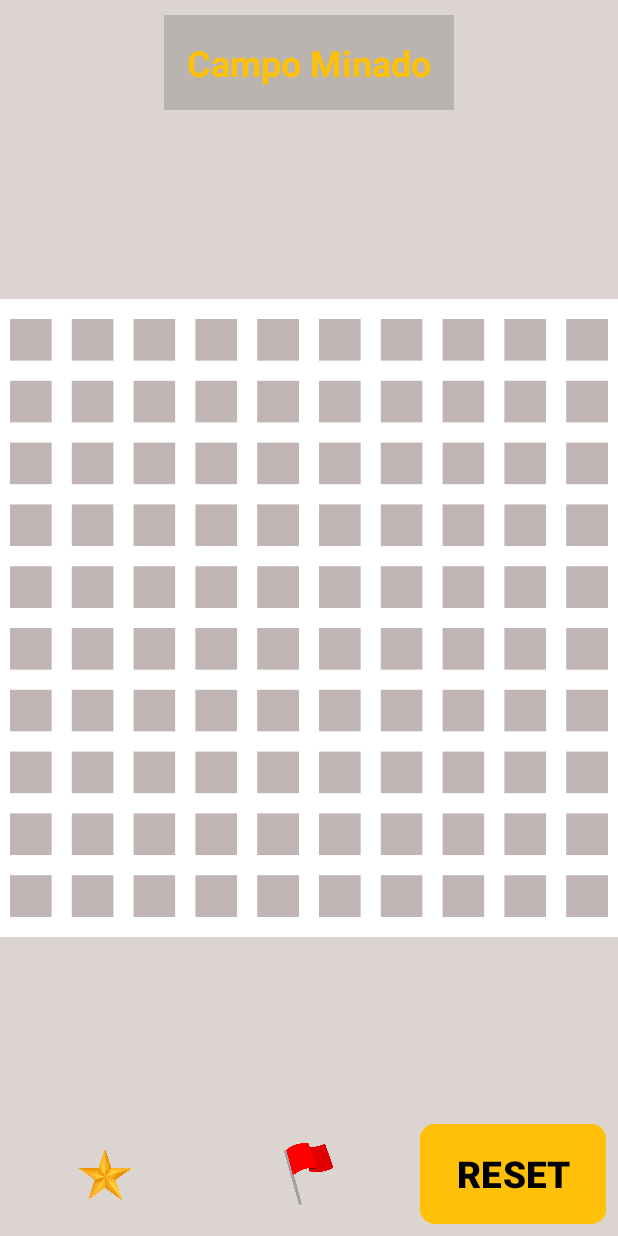
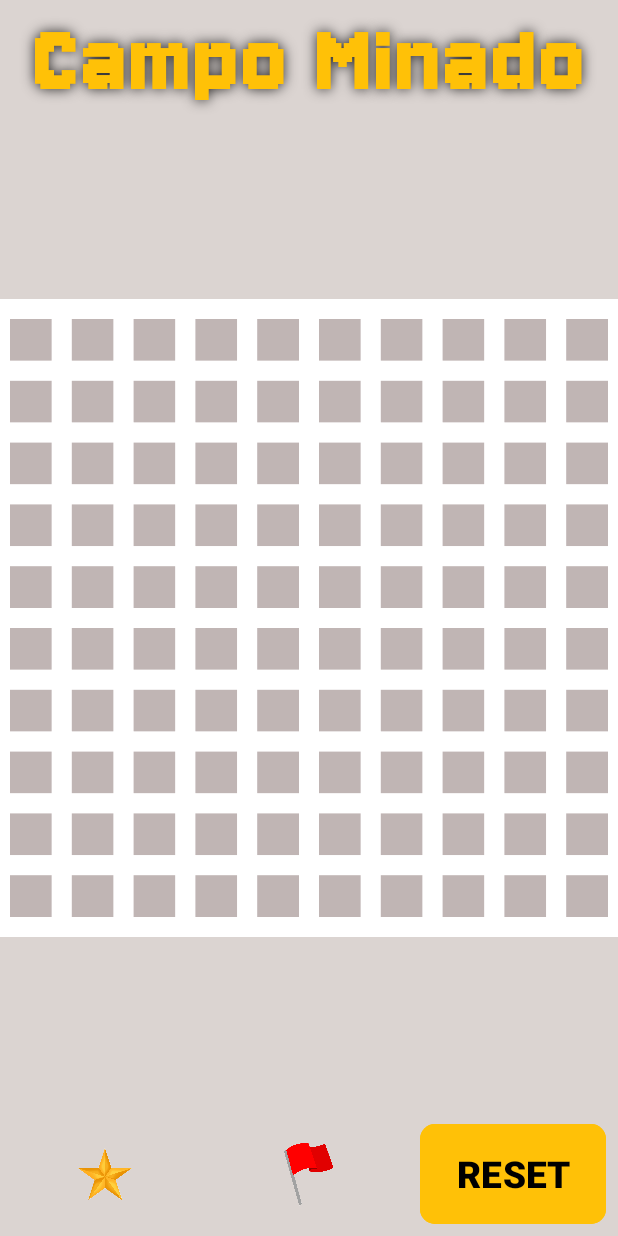
Before and after one commit to Akilis16/campo-minado-mobile, an Android app: the screen it shows after launch (MainActivity), on a phone screen of 412 x 824 dp. Run offline under Robolectric (Android 15) with nearby library versions, the phone set to English and light mode, and no system bars.

Commit message:
Stylezing

```diff
--- a/app/src/main/res/layout/activity_main.xml
+++ b/app/src/main/res/layout/activity_main.xml
@@ -18,12 +18,20 @@
 
     <TextView
         android:id="@+id/textView"
-        android:layout_width="wrap_content"
-        android:layout_height="wrap_content"
-        android:background="#27000000"
-        android:padding="15dp"
+        android:layout_width="0dp"
+        android:layout_height="0dp"
+        android:autoSizeTextType="uniform"
+        android:background="#00000000"
+        android:fontFamily="@font/jersey_10"
+        android:padding="5dp"
         android:text="Campo Minado"
+        android:textAlignment="center"
         android:textColor="#FFC107"
+        android:shadowColor="#CC000000"
+        android:shadowDx="0"
+        android:shadowDy="0"
+        android:shadowRadius="10"
+        android:letterSpacing="0.05"
         android:textSize="24sp"
         android:textStyle="bold"
         app:layout_constraintBottom_toTopOf="@+id/guideline2"
@@ -82,9 +90,8 @@
             app:srcCompat="@drawable/difficulty_level"
             android:scaleType="centerInside"
             android:adjustViewBounds="true"
-
-            android:onClick="onClickDifficulty"
-            app:rippleColor="#FFC107" />
+            android:contentDescription="DIFFICULTY"
+            android:onClick="onClickDifficulty"/>
 
         <androidx.appcompat.widget.AppCompatImageButton
             android:id="@+id/btn_marcador"
@@ -94,16 +101,13 @@
             android:layout_marginStart="4dp"
             android:layout_marginEnd="4dp"
 
+            android:background="@drawable/mark_background"
             app:srcCompat="@drawable/marcador_sem_fundo"
-            android:textColor="#FFC107"
             android:scaleType="centerInside"
             android:adjustViewBounds="true"
             android:padding="8dp"
-            android:background="@drawable/mark_background"
-
-            android:onClick="onClickMark"
-            app:cornerRadius="10dp"
-            app:rippleColor="#FFC107" />
+            android:contentDescription="MARK"
+            android:onClick="onClickMark" />
 
         <Button
             android:id="@+id/btn_reset"
```
